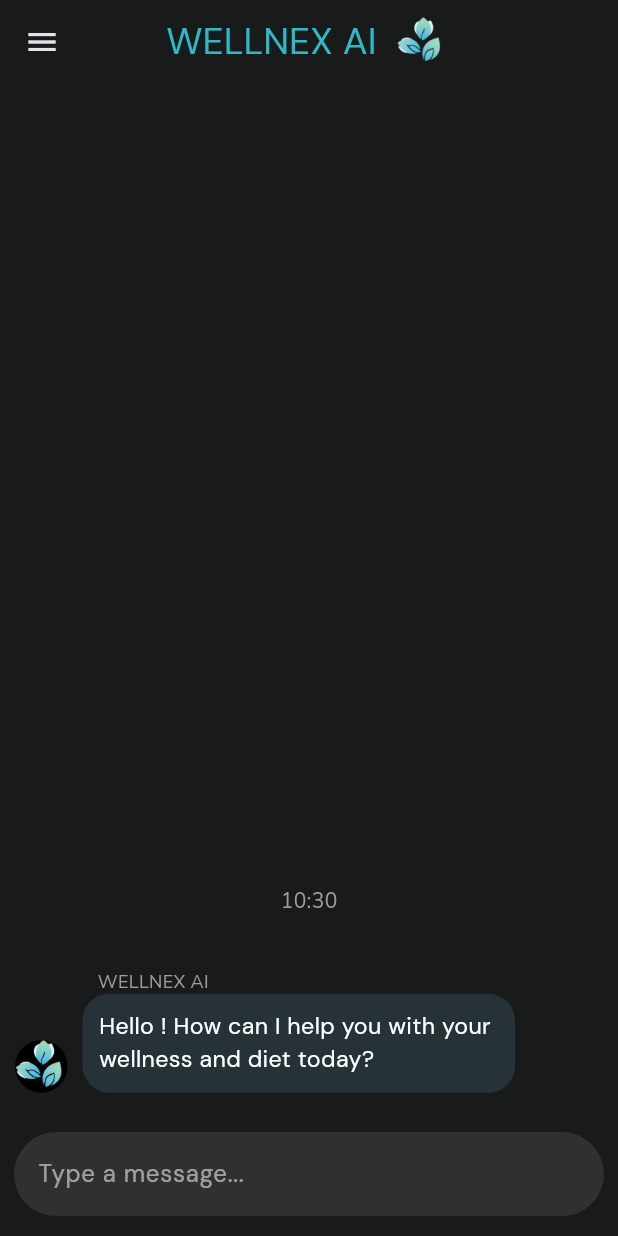
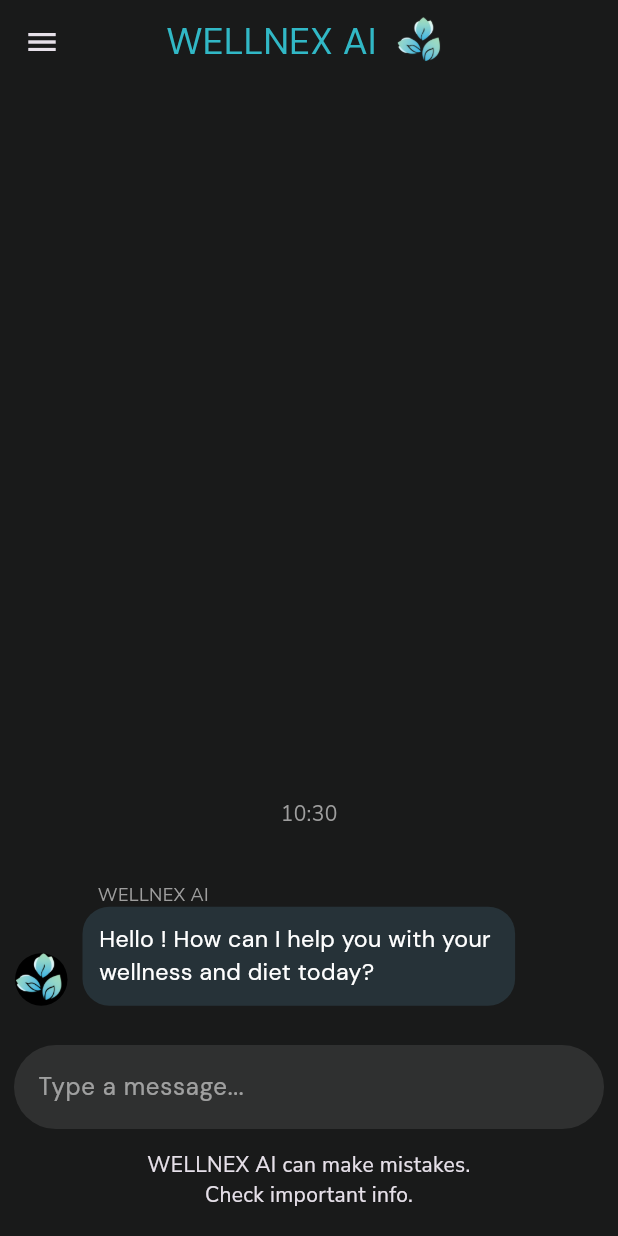
Before and after one commit to om945/business_project_wellness_ai_chatbot, a Flutter app: the ChatScreen screen opened directly, on a phone screen of 412 x 824 dp. Run offline on Flutter 3.47's test engine with Material 3 defaults, Android fonts, the light colour scheme and no system bars; drawn by our look-alikes of dash_chat_2; our stand-ins replace flutter_screenutil, google_fonts, shared_preferences; accounts and stored records are empty.

Commit message:
Refactor chat screen layout to use a Column widget for better structure and add a warning message about potential AI mistakes.

```diff
--- a/lib/pages/chat_screen.dart
+++ b/lib/pages/chat_screen.dart
@@ -117,7 +117,10 @@ class _ChatScreenState extends State<ChatScreen> {
       ),
       body: _userProfile.isEmpty
           ? const Center(child: CircularProgressIndicator())
-          : DashChat(
+          : Column(
+              children: [
+                Expanded(
+                  child: DashChat(
                     currentUser: _user,
                     onSend: _sendMessage,
                     messages: _messages,
@@ -129,7 +132,11 @@ class _ChatScreenState extends State<ChatScreen> {
                       containerColor: Colors.blueGrey.shade900,
                       textColor: Colors.white,
                       messageTextBuilder:
-                    (ChatMessage message, ChatMessage? p, ChatMessage? n) {
+                          (
+                            ChatMessage message,
+                            ChatMessage? p,
+                            ChatMessage? n,
+                          ) {
                             return SelectableText.rich(
                               TextSpan(children: _parseText(message.text)),
                               style: TextStyle(
@@ -171,7 +178,10 @@ class _ChatScreenState extends State<ChatScreen> {
                               color: blueColor,
                               borderRadius: BorderRadius.circular(15.r),
                             ),
-                      child: Icon(Icons.arrow_upward_rounded, size: 30.sp),
+                            child: Icon(
+                              Icons.arrow_upward_rounded,
+                              size: 30.sp,
+                            ),
                           ),
                           onPressed: onSend,
                         );
@@ -192,6 +202,16 @@ class _ChatScreenState extends State<ChatScreen> {
                         color: Colors.white,
                       ),
                     ),
+                  ),
+                ),
+                Padding(
+                  padding: const EdgeInsets.only(bottom: 18),
+                  child: Text(
+                    textAlign: TextAlign.center,
+                    'WELLNEX AI can make mistakes.\nCheck important info.',
+                  ),
+                ),
+              ],
             ),
     );
   }
```
Lines whose indentation alone changed are shown as unchanged.
